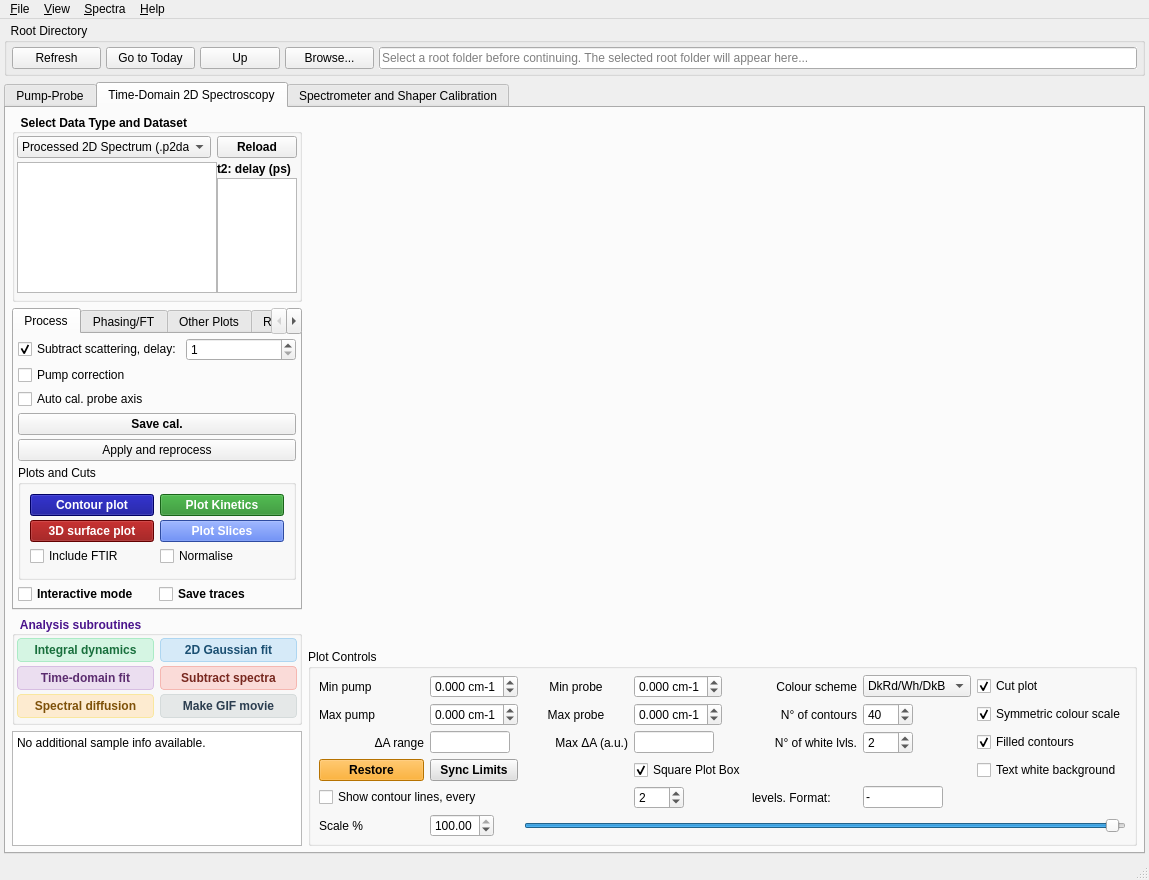
Qt form src/pymorgan/gui/main_window.ui (RJFernandezTeran/PyMORGAN) before a commit.
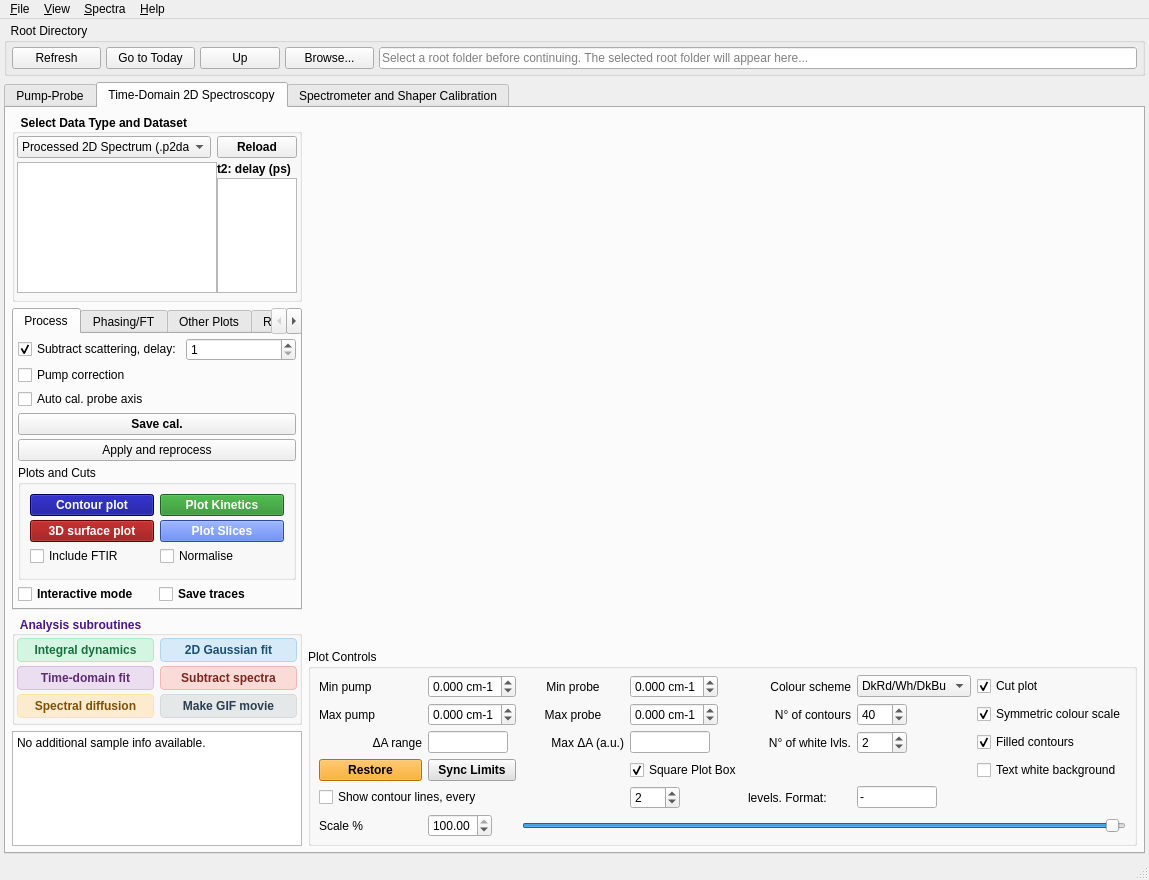
The same form after that commit. The open tabs and pages were chosen to show the change. Custom widgets are drawn as their Qt base class.

```diff
--- a/src/pymorgan/gui/main_window.ui
+++ b/src/pymorgan/gui/main_window.ui
@@ -2724,7 +2724,7 @@
               <widget class="QComboBox" name="twoD_PC_cmap">
                <item>
                 <property name="text">
-                 <string>DkRd/Wh/DkB</string>
+                 <string>DkRd/Wh/DkBu</string>
                 </property>
                </item>
                <item>
```
Left out of the diff: 40 changed lines with no effect on the pictures.
